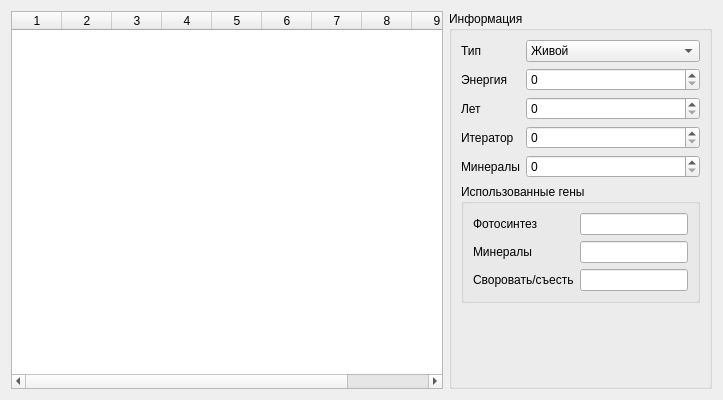
This is boteditor.ui in TomasGlgg/QGenetic as Qt 5 draws it before an edit. The edited form follows.
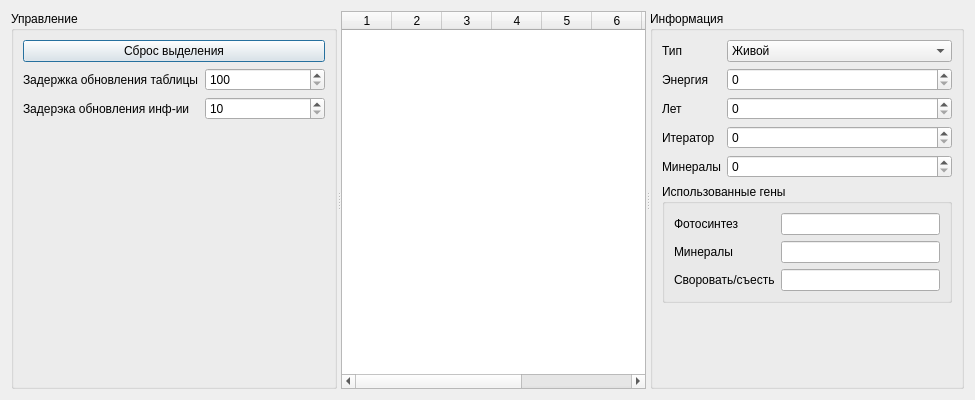
This is the edited form.

What changed in the file:
```diff
--- a/boteditor.ui
+++ b/boteditor.ui
@@ -6,7 +6,7 @@
    <rect>
     <x>0</x>
     <y>0</y>
-    <width>723</width>
+    <width>975</width>
     <height>400</height>
    </rect>
   </property>
@@ -14,8 +14,78 @@
    <string>Редактор</string>
   </property>
   <layout class="QGridLayout" name="gridLayout">
-   <item row="0" column="0">
+   <item row="0" column="1">
+    <widget class="QSplitter" name="splitter">
+     <property name="sizePolicy">
+      <sizepolicy hsizetype="Preferred" vsizetype="Preferred">
+       <horstretch>0</horstretch>
+       <verstretch>0</verstretch>
+      </sizepolicy>
+     </property>
+     <property name="orientation">
+      <enum>Qt::Horizontal</enum>
+     </property>
+     <widget class="QGroupBox" name="groupBox_3">
+      <property name="sizePolicy">
+       <sizepolicy hsizetype="Preferred" vsizetype="Preferred">
+        <horstretch>0</horstretch>
+        <verstretch>0</verstretch>
+       </sizepolicy>
+      </property>
+      <property name="title">
+       <string>Управление</string>
+      </property>
+      <layout class="QFormLayout" name="formLayout_3">
+       <item row="1" column="0">
+        <widget class="QLabel" name="label_9">
+         <property name="text">
+          <string>Задержка обновления таблицы</string>
+         </property>
+        </widget>
+       </item>
+       <item row="1" column="1">
+        <widget class="QSpinBox" name="tableDelay">
+         <property name="minimum">
+          <number>100</number>
+         </property>
+         <property name="maximum">
+          <number>100000</number>
+         </property>
+        </widget>
+       </item>
+       <item row="2" column="0">
+        <widget class="QLabel" name="label_10">
+         <property name="text">
+          <string>Задерэка обновления инф-ии</string>
+         </property>
+        </widget>
+       </item>
+       <item row="2" column="1">
+        <widget class="QSpinBox" name="spinBox">
+         <property name="minimum">
+          <number>10</number>
+         </property>
+         <property name="maximum">
+          <number>100000</number>
+         </property>
+        </widget>
+       </item>
+       <item row="0" column="0" colspan="2">
+        <widget class="QPushButton" name="resetSelectionButton">
+         <property name="text">
+          <string>Сброс выделения</string>
+         </property>
+        </widget>
+       </item>
+      </layout>
+     </widget>
     <widget class="QTableWidget" name="tableWidget">
+      <property name="sizePolicy">
+       <sizepolicy hsizetype="Preferred" vsizetype="Preferred">
+        <horstretch>0</horstretch>
+        <verstretch>0</verstretch>
+       </sizepolicy>
+      </property>
      <property name="horizontalScrollBarPolicy">
       <enum>Qt::ScrollBarAsNeeded</enum>
      </property>
@@ -48,11 +118,9 @@
      <column/>
      <column/>
     </widget>
-   </item>
-   <item row="0" column="1">
     <widget class="QGroupBox" name="groupBox">
      <property name="sizePolicy">
-      <sizepolicy hsizetype="Maximum" vsizetype="Preferred">
+       <sizepolicy hsizetype="Preferred" vsizetype="Preferred">
        <horstretch>0</horstretch>
        <verstretch>0</verstretch>
       </sizepolicy>
@@ -191,6 +259,7 @@
        </widget>
       </item>
      </layout>
+     </widget>
     </widget>
    </item>
   </layout>
```
Lines whose indentation alone changed are shown as unchanged.
